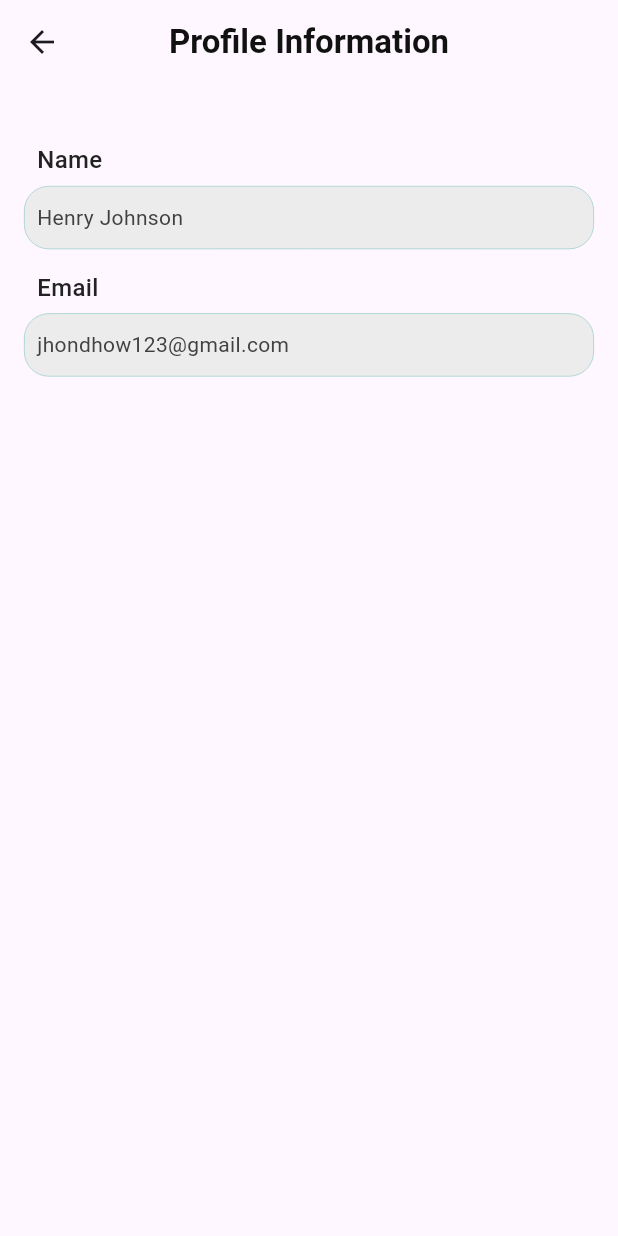
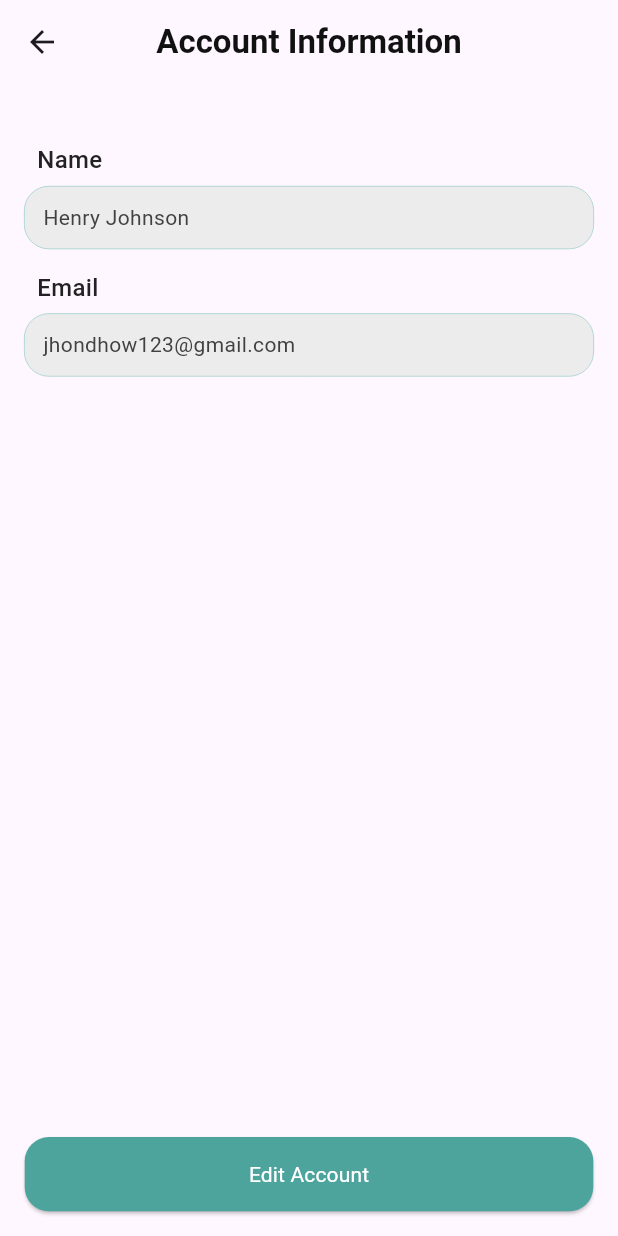
Before and after one commit to TopuFD/coupkart, a Flutter app: the ProfileInfo screen opened by its route, on a phone screen of 412 x 824 dp. Run offline on Flutter 3.47's test engine with Material 3 defaults, Android fonts, the phone set to English and light mode, and no system bars; our stand-ins replace carousel_slider, floating_bottom_navigation_bar, get, pin_code_fields; Roboto replaces fonts that are missing (DM Sans, Poppins).

Commit message:
add edit user info

```diff
--- a/lib/route/app_route.dart
+++ b/lib/route/app_route.dart
@@ -4,6 +4,7 @@ import 'package:coupkart/view/auth_screen/reset_pass_screen.dart';
 import 'package:coupkart/view/auth_screen/signin_screen.dart';
 import 'package:coupkart/view/auth_screen/signup_screen.dart';
 import 'package:coupkart/view/other_screen/navigation_bar.dart';
+import 'package:coupkart/view/other_screen/profile_screens/edit_profileinfo.dart';
 import 'package:coupkart/view/other_screen/profile_screens/profile_info.dart';
 import 'package:coupkart/view/splash_screen/onbording_screen.dart';
 import 'package:coupkart/view/splash_screen/splash.dart';
@@ -19,6 +20,7 @@ class AppRoute {
   static String signUpScreen = "/signUpScreen";
   static String navigationScreen = "/navigationScreen";
   static String profileInfo = "/profileInfo";
+  static String editProfileInfo = "/editProfileInfo";
 
   static List<GetPage> getPage = [
     GetPage(name: splashScreen, page: () => const SplashScreen()),
@@ -29,6 +31,7 @@ class AppRoute {
     GetPage(name: resetPassScreen, page: () => ResetPassScreen()),
     GetPage(name: signUpScreen, page: () => SignupScreen()),
     GetPage(name: navigationScreen, page: () => BottomNavigationScreen()),
-    GetPage(name: profileInfo, page: () => ProfileInfo()),
+    GetPage(name: profileInfo, page: () => const ProfileInfo()),
+    GetPage(name: editProfileInfo, page: () =>EditProfileinfo()),
   ];
 }
--- a/lib/view/other_screen/profile_screens/profile_info.dart
+++ b/lib/view/other_screen/profile_screens/profile_info.dart
@@ -1,4 +1,6 @@
+import 'package:coupkart/route/app_route.dart';
 import 'package:coupkart/utils/app_color.dart';
+import 'package:coupkart/widget/custom_body_button.dart';
 import 'package:coupkart/widget/form_heading_text.dart';
 import 'package:coupkart/widget/heading_text.dart';
 import 'package:flutter/material.dart';
@@ -14,7 +16,7 @@ class ProfileInfo extends StatelessWidget {
       appBar: AppBar(
         centerTitle: true,
         automaticallyImplyLeading: true,
-        title: const HeadingText(headingText: "Profile Information"),
+        title: const HeadingText(headingText: "Account Information"),
       ),
       body: Padding(
         padding: EdgeInsets.symmetric(horizontal: Get.width * .04),
@@ -43,7 +45,7 @@ class ProfileInfo extends StatelessWidget {
               child: Align(
                 alignment: Alignment.centerLeft,
                 child: Padding(
-                  padding: EdgeInsets.only(left: Get.width * .02),
+                  padding: EdgeInsets.only(left: Get.width * .03),
                   child: const Text(
                     'Henry Johnson',
                     style: TextStyle(
@@ -57,7 +59,9 @@ class ProfileInfo extends StatelessWidget {
                 ),
               ),
             ),
-            SizedBox(height: Get.height * .02,),
+            SizedBox(
+              height: Get.height * .02,
+            ),
             //email info stating from here========================>
             const FormHeadingText(formHeadingText: "Email"),
             Container(
@@ -77,7 +81,7 @@ class ProfileInfo extends StatelessWidget {
               child: Align(
                 alignment: Alignment.centerLeft,
                 child: Padding(
-                  padding: EdgeInsets.only(left: Get.width * .02),
+                  padding: EdgeInsets.only(left: Get.width * .03),
                   child: const Text(
                     'jhondhow123@gmail.com',
                     style: TextStyle(
@@ -91,6 +95,13 @@ class ProfileInfo extends StatelessWidget {
                 ),
               ),
             ),
+            const Expanded(child: SizedBox()),
+            CustomBodyButton(
+                buttonTitle: "Edit Account",
+                ontap: () {
+                  Get.toNamed(AppRoute.editProfileInfo);
+                }),
+            SizedBox(height: Get.height * .02,)
           ],
         ),
       ),
--- a/lib/widget/custom_text_field.dart
+++ b/lib/widget/custom_text_field.dart
@@ -55,6 +55,9 @@ class CustomTextFormField extends StatelessWidget {
             borderRadius: BorderRadius.circular(16),
           ),
         ),
+        child: Padding(
+          padding:
+              EdgeInsets.only(left: Get.width * .03, top: Get.height * .007),
           child: TextFormField(
             controller: controller,
             validator: validator,
@@ -66,7 +69,7 @@ class CustomTextFormField extends StatelessWidget {
                 prefixIcon: prefixIcon,
                 suffixIcon: suffixIcon,
                 prefixIconColor: AppColor.secondaryColor,
-            suffixIconColor:const Color.fromARGB(255, 138, 137, 137)
+                suffixIconColor: const Color.fromARGB(255, 138, 137, 137)),
           ),
         ),
       ),
```
Also changed, not shown: lib/view/other_screen/profile_screens/edit_profileinfo.dart (added, +58 -0 lines). Lines whose indentation alone changed are shown as unchanged.
